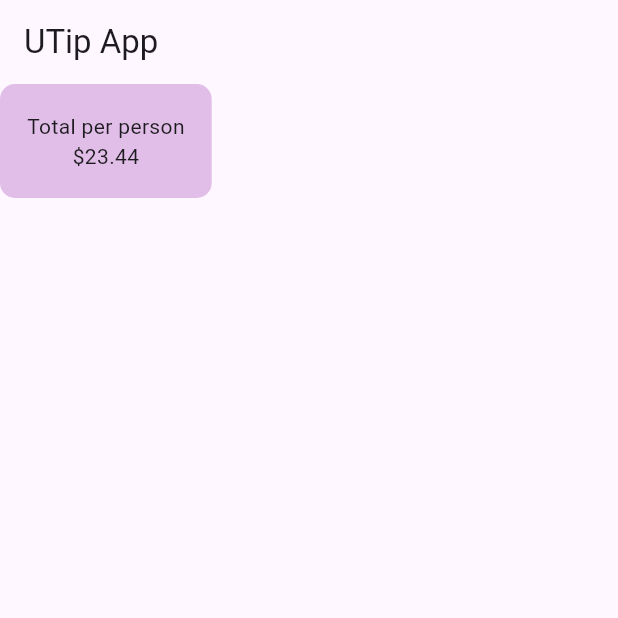
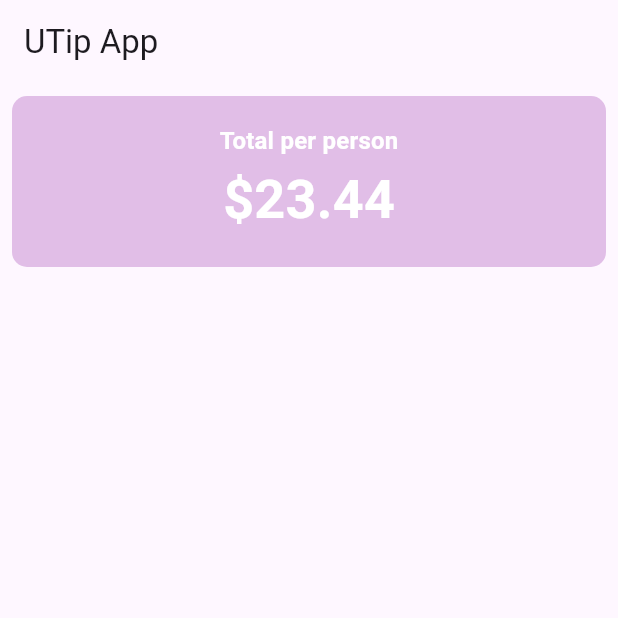
Before and after one commit to NOORSALMAN25/utip, a Flutter app: the screen it shows after launch, on a phone screen of 412 x 824 dp, the top half of it. Run offline on Flutter 3.47's test engine with Material 3 defaults, Android fonts, the phone set to English and light mode, and no system bars.

Commit message:
add style

```diff
--- a/lib/main.dart
+++ b/lib/main.dart
@@ -14,6 +14,7 @@ class MyApp extends StatelessWidget {
       title: 'UTip',
       theme: ThemeData(
         colorScheme: ColorScheme.fromSeed(seedColor: Colors.deepPurple),
+        useMaterial3: true,
       ),
       home: const UTip(),
     );
@@ -30,24 +31,42 @@ class UTip extends StatefulWidget {
 class _UTipState extends State<UTip> {
   @override
   Widget build(BuildContext context) {
+    var theme = Theme.of(context);
+    //add style
+    final style = theme.textTheme.titleMedium!.copyWith(
+        color: theme.colorScheme.onPrimary,
+        fontWeight: FontWeight.bold
+    );
     return Scaffold(
       appBar: AppBar(title: const Text('UTip App')),
       body: Column(
+        crossAxisAlignment: CrossAxisAlignment.stretch,
         children: [
-          Container(
+          Padding(
+            padding: const EdgeInsets.all(8),
+            child: Container(
               padding: const EdgeInsets.all(18),
               decoration: BoxDecoration(
                 color: Colors.purple[100],
                 borderRadius: BorderRadius.circular(10),
               ),
-            child: const Column(
-              children:
-              [
-                Text('Total per person'),
-                Text('\$23.44')
+              child: Column(
+                children: [
+                  Text(
+                    'Total per person',
+                    style: style,
+                  ),
+                  Text('\$23.44' ,
+                  style: style.copyWith(
+                    color: theme.colorScheme.onPrimary,
+                    fontSize: theme.textTheme.displaySmall?.fontSize
+                  ),
+
+                  ),
                 ],
               ),
             ),
+          )
         ],
       ),
     );
```
Lines whose indentation alone changed are shown as unchanged.
